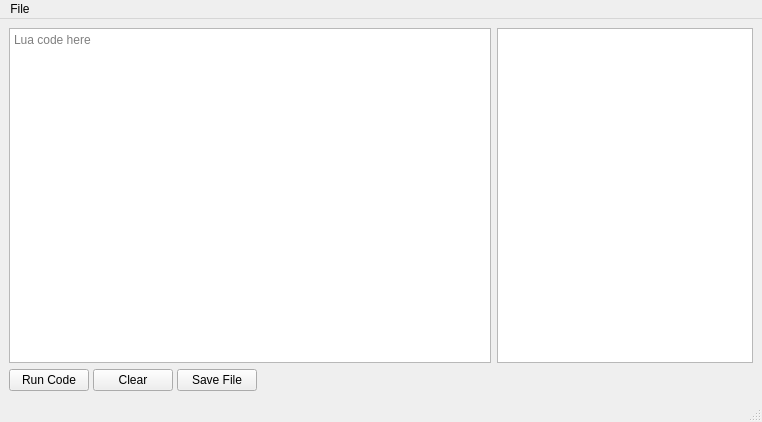
Above: mainwindow.ui from uosq/lbox-lua-external before the change. Below: the same form after it.
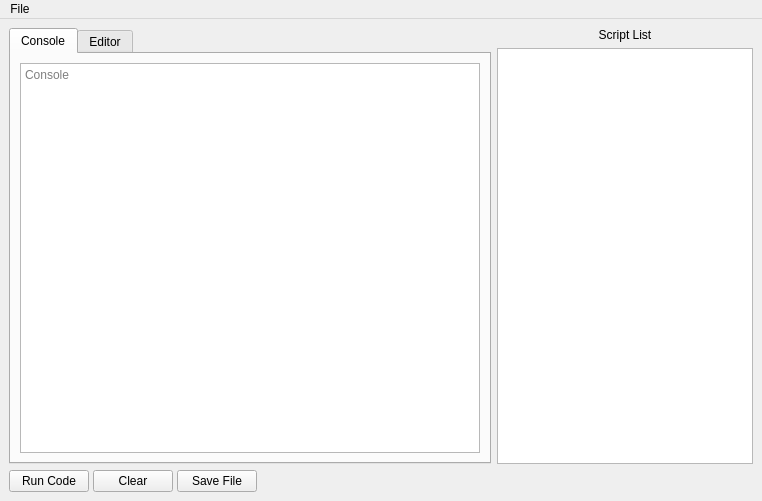
That is the form after the change. The open tabs and pages were chosen to show the change.

What changed in the file:
```diff
--- a/mainwindow.ui
+++ b/mainwindow.ui
@@ -10,7 +10,7 @@
     <x>0</x>
     <y>0</y>
     <width>762</width>
-    <height>422</height>
+    <height>501</height>
    </rect>
   </property>
   <property name="sizePolicy">
@@ -81,6 +81,39 @@
        <number>0</number>
       </property>
       <item>
+       <widget class="QTabWidget" name="tabWidget">
+        <property name="currentIndex">
+         <number>1</number>
+        </property>
+        <widget class="QWidget" name="tab">
+         <attribute name="title">
+          <string>Console</string>
+         </attribute>
+         <layout class="QHBoxLayout" name="horizontalLayout_3">
+          <item>
+           <widget class="QTextEdit" name="console">
+            <property name="sizePolicy">
+             <sizepolicy hsizetype="Preferred" vsizetype="Expanding">
+              <horstretch>0</horstretch>
+              <verstretch>0</verstretch>
+             </sizepolicy>
+            </property>
+            <property name="readOnly">
+             <bool>true</bool>
+            </property>
+            <property name="placeholderText">
+             <string>Console</string>
+            </property>
+           </widget>
+          </item>
+         </layout>
+        </widget>
+        <widget class="QWidget" name="tab_2">
+         <attribute name="title">
+          <string>Editor</string>
+         </attribute>
+         <layout class="QGridLayout" name="gridLayout">
+          <item row="0" column="0">
        <widget class="QPlainTextEdit" name="plainTextEdit">
         <property name="styleSheet">
          <string notr="true"/>
@@ -96,6 +129,22 @@
         </property>
        </widget>
       </item>
+         </layout>
+        </widget>
+       </widget>
+      </item>
+      <item>
+       <layout class="QVBoxLayout" name="verticalLayout_2">
+        <item>
+         <widget class="QLabel" name="label">
+          <property name="text">
+           <string>Script List</string>
+          </property>
+          <property name="alignment">
+           <set>Qt::AlignmentFlag::AlignCenter</set>
+          </property>
+         </widget>
+        </item>
       <item>
        <widget class="QListView" name="listView">
         <property name="sizePolicy">
@@ -119,16 +168,9 @@
           <height>24</height>
          </size>
         </property>
-        <property name="spacing">
-         <number>4</number>
-        </property>
-        <property name="gridSize">
-         <size>
-          <width>10</width>
-          <height>20</height>
-         </size>
-        </property>
-       </widget>
+         </widget>
+        </item>
+       </layout>
       </item>
      </layout>
     </item>
@@ -236,7 +278,6 @@
    </widget>
    <addaction name="menuFile"/>
   </widget>
-  <widget class="QStatusBar" name="statusbar"/>
   <action name="actionLoad_File">
    <property name="text">
     <string>Load File</string>
```
Lines whose indentation alone changed are shown as unchanged.
